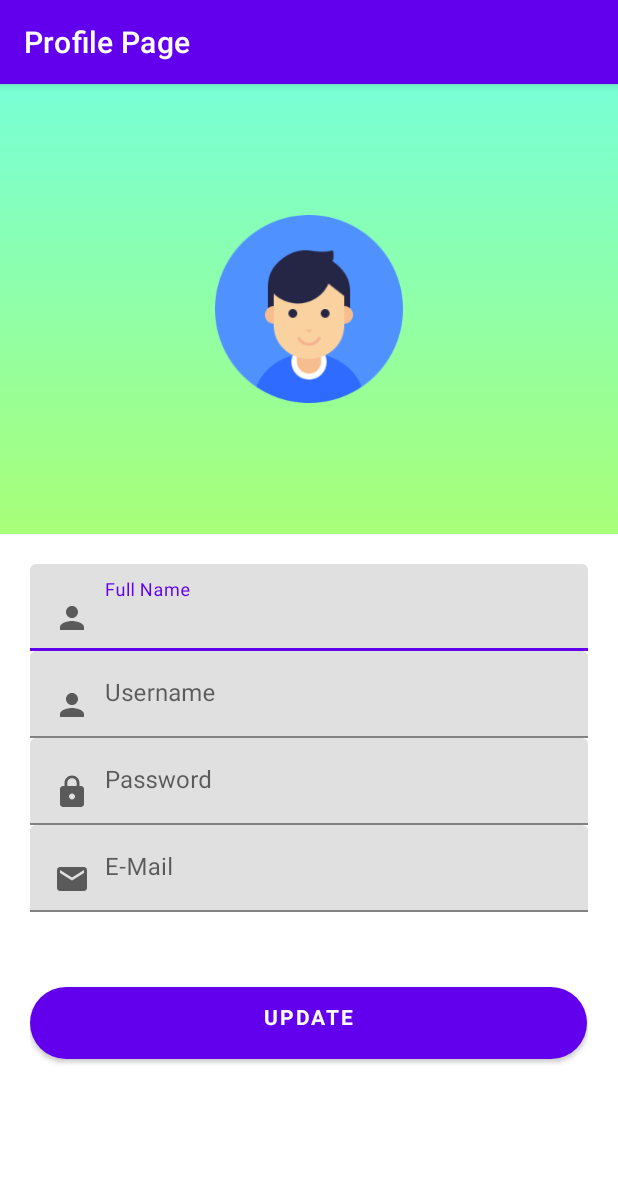
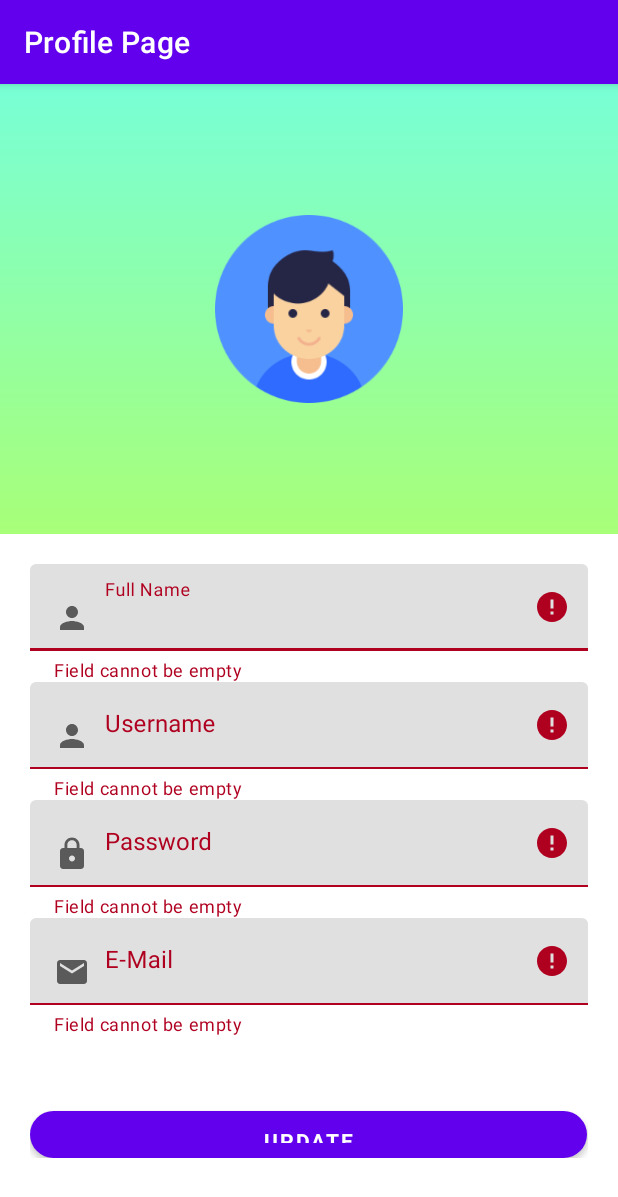
Before and after one commit to thaya1406/zeroil_app_dit, an Android app: the UserProfile screen opened directly, with no data from a screen before it, after a tap on "UPDATE", on a phone screen of 412 x 824 dp. Shown: the top 1197 px of the screen. Run offline under Robolectric (Android 15) with nearby library versions, the light colour scheme and no system bars; Roboto replaces fonts that are not available here; 2 statements that could not run were skipped.

Commit message:
Updated Profile page

```diff
--- a/app/src/main/java/com/app/zeroil/CustomAdapter.java
+++ b/app/src/main/java/com/app/zeroil/CustomAdapter.java
@@ -52,8 +52,7 @@ public class CustomAdapter extends BaseAdapter {
         address = (TextView) convertView.findViewById(R.id.address);
         email = (TextView) convertView.findViewById(R.id.email);
         contact = (TextView) convertView.findViewById(R.id.contact);
-        lat = (TextView) convertView.findViewById(R.id.lat);
-        longi = (TextView) convertView.findViewById(R.id.longi);
+
 
 
         DropOffModel DO = Item.get(position);
@@ -61,8 +60,7 @@ public class CustomAdapter extends BaseAdapter {
         address.setText(DO.getAddress());
         email.setText(DO.getEmail());
         contact.setText(DO.getContact());
-       lat.setText(DO.getLat());
-       longi.setText(DO.getLongi());
+
 
 
         return convertView;
--- a/app/src/main/java/com/app/zeroil/DropOff.java
+++ b/app/src/main/java/com/app/zeroil/DropOff.java
@@ -12,8 +12,7 @@ import java.util.ArrayList;
 
 public class DropOff extends AppCompatActivity{
 
-    Intent intent;
-    ListView dropofflist;
+        ListView dropofflist;
     CustomAdapter customAdapter;
     ArrayList<DropOffModel> arrayList;
     DropOffModel dm;
--- a/app/src/main/java/com/app/zeroil/UserProfile.java
+++ b/app/src/main/java/com/app/zeroil/UserProfile.java
@@ -4,6 +4,7 @@ import androidx.appcompat.app.AlertDialog;
 import androidx.appcompat.app.AppCompatActivity;
 
 import android.app.ProgressDialog;
+import android.content.ContentValues;
 import android.content.Intent;
 import android.content.SharedPreferences;
 import android.database.Cursor;
@@ -98,75 +99,68 @@ DBHelper DB;
         password.getEditText().setText(_PASSWORD);
 
 
-         updatebtn.setOnClickListener(this::onClick);
+
+
+        updatebtn.setOnClickListener(new View.OnClickListener() {
+            @Override
+            public void onClick(View view) {
+                Toast.makeText(UserProfile.this, "Data Updated Succesfully",Toast.LENGTH_LONG).show();
+
+
+                    if (username.getEditText().getText().toString().isEmpty()) {
+                        username.setError("Field cannot be empty");
+                    } else {
+                        String ustochnage = username.getEditText().getText().toString();
+                        String strSQL;
+                        strSQL = String.format("UPDATE  users  SET username = '%s' WHERE username = '%s'",ustochnage,untoserach);
+                        MyDB.execSQL(strSQL);
+                        _USERNAME = username.getEditText().getText().toString();
+                        username.getEditText().setText(_USERNAME);
+                    }
+
+
+                if (password.getEditText().getText().toString().isEmpty()) {
+                    password.setError("Field cannot be empty");
+                } else {
+                    String pstochange = password.getEditText().getText().toString();
+                    String strSQL;
+                    strSQL = String.format("UPDATE  users  SET password = '%s' WHERE username = '%s'",pstochange,untoserach);
+                    MyDB.execSQL(strSQL);
+                    _PASSWORD = password.getEditText().getText().toString();
+                    password.getEditText().setText(_PASSWORD);
+                }
+
+
+                if (email.getEditText().getText().toString().isEmpty()) {
+                    email.setError("Field cannot be empty");
+                } else {
+                    String emtochange = email.getEditText().getText().toString();
+                    String strSQL;
+                    strSQL = String.format("UPDATE  users  SET email = '%s' WHERE username = '%s'",emtochange,untoserach);
+                    MyDB.execSQL(strSQL);
+                    _EMAIL = email.getEditText().getText().toString();
+                    email.getEditText().setText(_EMAIL);
+                }
+
+                if (fullName.getEditText().getText().toString().isEmpty()) {
+                    fullName.setError("Field cannot be empty");
+                } else {
+                    String emtochange = fullName.getEditText().getText().toString();
+                    String strSQL;
+                    strSQL = String.format("UPDATE  users  SET fname = '%s' WHERE username = '%s'",emtochange,untoserach);
+                    MyDB.execSQL(strSQL);
+                    _NAME = fullName.getEditText().getText().toString();
+                    fullName.getEditText().setText(_NAME);
+                }
+
+
+            }
+
+        });
+
 
     }
 
-    public void update() {
-        Boolean checkuser;
-         checkuser = DB.updatePassword(_USERNAME, password.getEditText().getText().toString());
-        _PASSWORD = password.getEditText().getText().toString();
-        password.getEditText().setText(_PASSWORD);
-
-         checkuser = DB.updateUsername(_USERNAME, username.getEditText().getText().toString());
-        _USERNAME = username.getEditText().getText().toString();
-        username.getEditText().setText(_USERNAME);
-
-        checkuser = DB.updateEmail(_EMAIL, email.getEditText().getText().toString());
-        _EMAIL = email.getEditText().getText().toString();
-        email.getEditText().setText(_EMAIL);
-
-        checkuser = DB.updateName(_NAME, fullName.getEditText().getText().toString());
-        _NAME = fullName.getEditText().getText().toString();
-        fullName.getEditText().setText(_NAME);
 
 
-        if(checkuser)
-        {   Toast.makeText(this, "Data has been updated", Toast.LENGTH_LONG).show();}
-
-        else
-        {Toast.makeText(this, "Data is same and can not be updated", Toast.LENGTH_LONG).show();}
-
-    }
-
-  /**  private boolean isPasswordChanged() {
-     try {
-         if (!_PASSWORD.equals(password.getEditText().getText().toString())) {
-             Boolean checkuser = DB.updatePassword(_USERNAME, password.getEditText().getText().toString());
-             _PASSWORD = password.getEditText().getText().toString();
-             password.getEditText().setText(_PASSWORD);
-
-             return true;
-         } else {
-             return false;
-         }
-     }
-
-     catch (Exception e)
-     {
-
-         Toast.makeText(this, "Data has been updated", Toast.LENGTH_LONG).show();
-         return false;
-
-     }
-    }**/
-
-    /** private boolean isUserNameChanged() {
-
-        if (!_USERNAME.equals(username.getEditText().getText().toString())) {
-
-            Boolean checkuser = DB.updateUsername(_USERNAME, username.getEditText().getText().toString());
-            _USERNAME = username.getEditText().getText().toString();
-            username.getEditText().setText(_USERNAME);
-            return true;
-        } else {
-            return false;
-        }
-
-    }**/
-
-    private void onClick(View view)
-    {
-        update();
-    }
 }
```
Also changed, not shown: app/src/main/java/com/app/zeroil/DBHelper.java (+13 -21 lines), app/src/main/res/layout/list_row.xml (+0 -16 lines).
